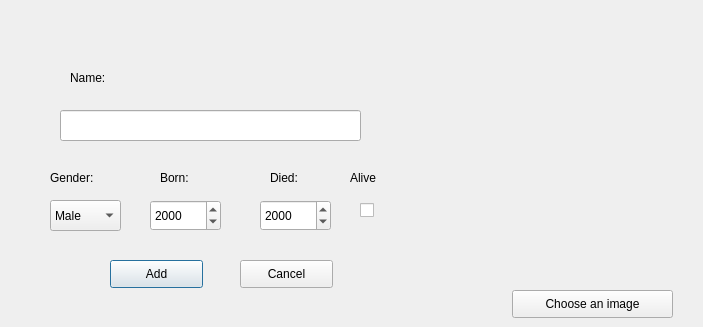
The window that addscientistdialog.ui (marthagb/VLN1-Skil-3) describes before a commit, drawn with Qt 5.
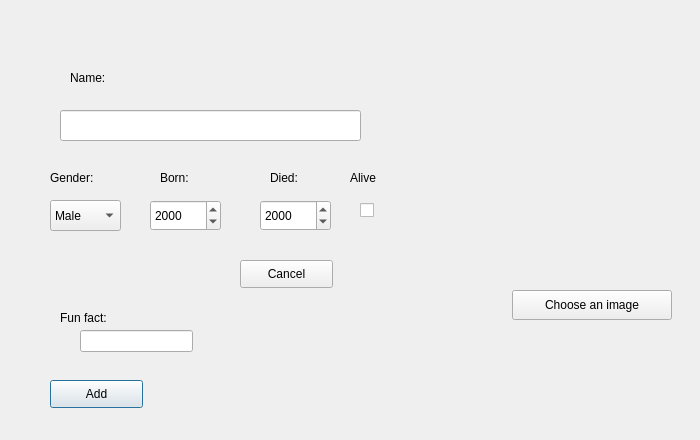
The same window after the commit.

Commit message: fun fact í add og update

```diff
--- a/addscientistdialog.ui
+++ b/addscientistdialog.ui
@@ -6,8 +6,8 @@
    <rect>
     <x>0</x>
     <y>0</y>
-    <width>703</width>
-    <height>327</height>
+    <width>700</width>
+    <height>440</height>
    </rect>
   </property>
   <property name="windowTitle">
@@ -98,8 +98,8 @@
   <widget class="QPushButton" name="addScientistButton">
    <property name="geometry">
     <rect>
-     <x>110</x>
-     <y>260</y>
+     <x>50</x>
+     <y>380</y>
      <width>93</width>
      <height>28</height>
     </rect>
@@ -202,8 +202,8 @@
     <rect>
      <x>512</x>
      <y>290</y>
-     <width>161</width>
-     <height>28</height>
+     <width>160</width>
+     <height>30</height>
     </rect>
    </property>
    <property name="text">
@@ -223,6 +223,29 @@
     <string/>
    </property>
   </widget>
+  <widget class="QLabel" name="funFactLabel">
+   <property name="geometry">
+    <rect>
+     <x>60</x>
+     <y>310</y>
+     <width>55</width>
+     <height>16</height>
+    </rect>
+   </property>
+   <property name="text">
+    <string>Fun fact:</string>
+   </property>
+  </widget>
+  <widget class="QLineEdit" name="funFactInput">
+   <property name="geometry">
+    <rect>
+     <x>80</x>
+     <y>330</y>
+     <width>113</width>
+     <height>22</height>
+    </rect>
+   </property>
+  </widget>
  </widget>
  <tabstops>
   <tabstop>nameInput</tabstop>
```
The commit also changes 11 other files.
